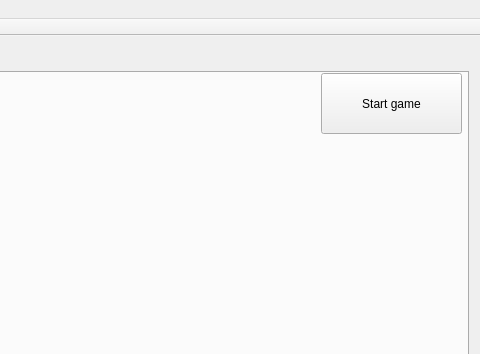
trungkiena6/Rehabilitation-software, file jrdgui.ui: the form before one commit; both pictures show x 520 to 1000 and y 0 to 354 of the 1000 by 700 pixel window.
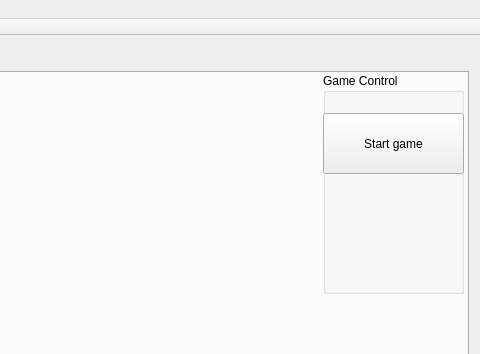
The form after the commit.

Diff of the .ui file:
```diff
--- a/jrdgui.ui
+++ b/jrdgui.ui
@@ -46,18 +46,31 @@
          </rect>
         </property>
        </widget>
-       <widget class="QPushButton" name="buttonStart">
+       <widget class="QGroupBox" name="groupGameControl">
         <property name="geometry">
          <rect>
-          <x>828</x>
+          <x>830</x>
           <y>0</y>
           <width>141</width>
+          <height>221</height>
+         </rect>
+        </property>
+        <property name="title">
+         <string>Game Control</string>
+        </property>
+        <widget class="QPushButton" name="buttonStart">
+         <property name="geometry">
+          <rect>
+           <x>0</x>
+           <y>40</y>
+           <width>141</width>
           <height>61</height>
          </rect>
         </property>
         <property name="text">
          <string>Start game</string>
         </property>
+        </widget>
        </widget>
       </widget>
       <widget class="QWidget" name="tabPatient">
```
Lines whose indentation alone changed are shown as unchanged.
